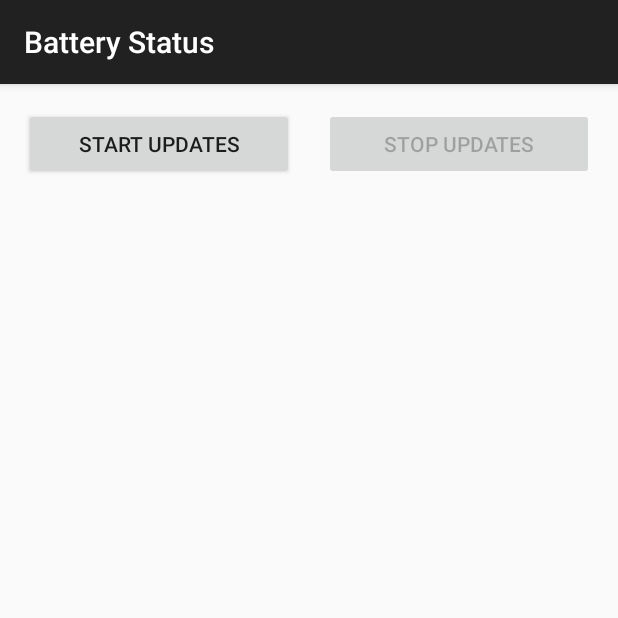
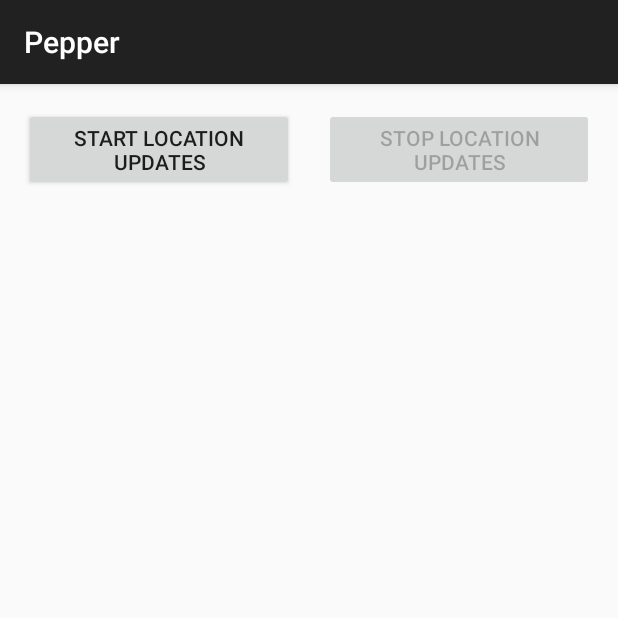
Before and after one commit to kirankumarpatil/BatteryStatus, an Android app: the screen it shows after launch (BatteryStatusActivity), on a phone screen of 412 x 824 dp, the top half of it. Run offline under Robolectric (Android 15) with nearby library versions, the phone set to English and light mode, and no system bars; libraries missing offline, so code that uses them is left out: com.firebase.client; 1 statement that could not run was skipped.

Commit message:
Initial Commit

```diff
--- a/app/src/main/AndroidManifest.xml
+++ b/app/src/main/AndroidManifest.xml
@@ -15,7 +15,9 @@
 
         <activity
             android:name=".BatteryStatusActivity"
-            android:label="@string/app_name" >
+            android:label="@string/app_name"
+            android:icon="@mipmap/ic_launcher"
+            >
             <intent-filter>
                 <action android:name="android.intent.action.MAIN" />
 
--- a/app/src/main/res/values/strings.xml
+++ b/app/src/main/res/values/strings.xml
@@ -1,5 +1,5 @@
 <resources>
-    <string name="app_name">Battery Status</string>
+    <string name="app_name">Pepper</string>
 
     <string name="hello_world">Hello world!</string>
     <string name="action_settings">Settings</string>
@@ -45,8 +45,8 @@
     <string name="longitude_label">Longitude</string>
     <string name="last_update_time_label">Last location update time</string>
 
-    <string name="start_updates">Start updates</string>
-    <string name="stop_updates">Stop updates</string>
+    <string name="start_updates">Start Location updates</string>
+    <string name="stop_updates">Stop Location updates</string>
     <string name="location_updated_message">Location updated</string>
 
 </resources>
```
Also changed, not shown: app/src/main/res/mipmap-hdpi/ic_launcher.png, app/src/main/res/mipmap-mdpi/ic_launcher.png, app/src/main/res/mipmap-xhdpi/ic_launcher.png, app/src/main/res/mipmap-xxhdpi/ic_launcher.png, 1 other file.
